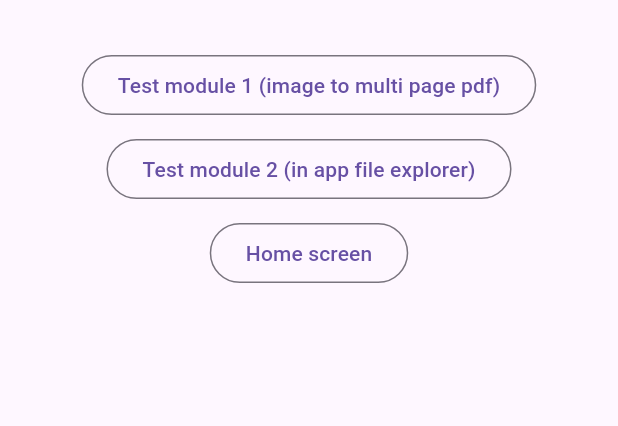
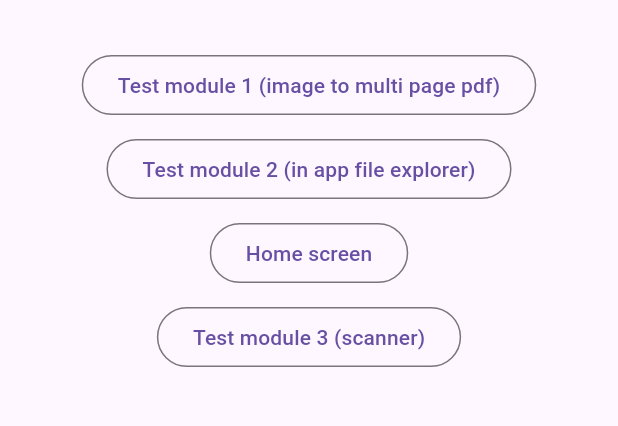
Before and after one commit to asplayground/project-b-client, a Flutter app: the screen it shows after launch, on a phone screen of 412 x 824 dp, the part 59-485 px from its top. Run offline on Flutter 3.47's test engine with Material 3 defaults, Android fonts, the phone set to English and light mode, and no system bars; our stand-ins replace image_picker, pdf, share_plus; missing offline and left inert: cunning_document_scanner, flutter_pdfview.

Commit message:
feat: add doc scanner(test)

```diff
--- a/lib/main.dart
+++ b/lib/main.dart
@@ -1,6 +1,7 @@
 import 'package:flutter/material.dart';
 import 'package:project_b/pages/custom_pdf_viewer.dart';
 import 'package:project_b/pages/home.dart';
+import 'package:project_b/pages/lab/doc_scanner.dart';
 import 'package:project_b/pages/lab/image_to_pdf.dart';
 import 'package:project_b/pages/lab/in_app_file_explorer.dart';
 
@@ -21,7 +22,8 @@ class MyApp extends StatelessWidget {
         '/dev/imageToPdf': (context) => const ImageToPdf(),
         '/dev/fileExplorer': (context) => const InAppFileExplorer(),
         '/pdfView': (context) => const CustomPdfViewer(),
-        '/home': (context) => const HomeScreen()
+        '/home': (context) => const HomeScreen(),
+        '/scanner': (context) => const DocScanner()
       },
     );
   }
@@ -80,6 +82,14 @@ class _MyHomePageState extends State<MyHomePage> with TickerProviderStateMixin {
                     Navigator.pushNamed(context, "/home");
                   },
                   child: const Text("Home screen")),
+              const SizedBox(
+                height: 8,
+              ),
+              OutlinedButton(
+                  onPressed: () {
+                    Navigator.pushNamed(context, "/scanner");
+                  },
+                  child: const Text("Test module 3 (scanner)")),
             ],
           ),
         ));
--- a/pubspec.yaml
+++ b/pubspec.yaml
@@ -41,6 +41,7 @@ dependencies:
   cupertino_icons: ^1.0.2
   flutter_pdfview: ^1.3.3
   sticky_headers: ^0.3.0+2
+  cunning_document_scanner: ^1.2.3
 
 dev_dependencies:
   flutter_test:
```
Also changed, not shown: lib/pages/lab/doc_scanner.dart (added, +24 -0 lines), pubspec.lock, 5 other files.
